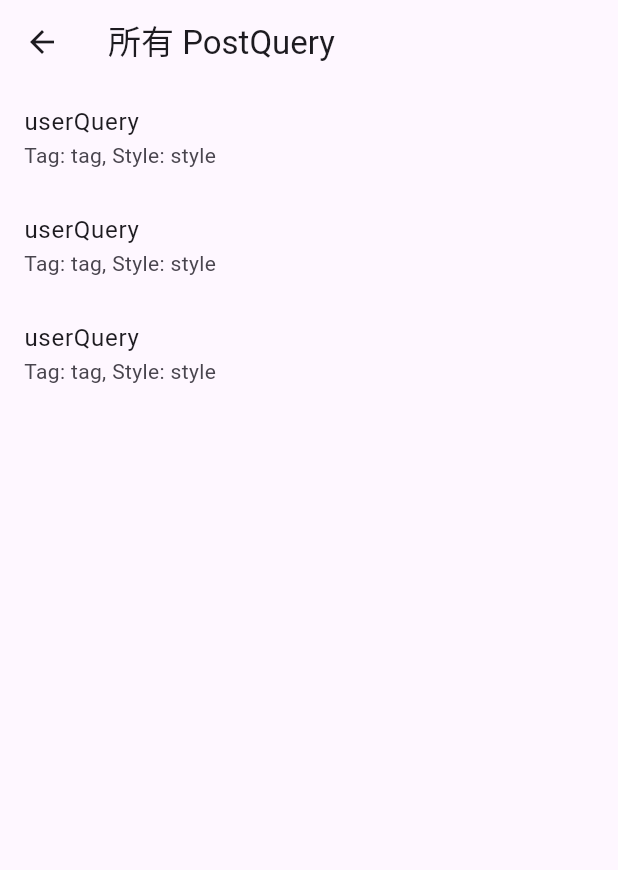
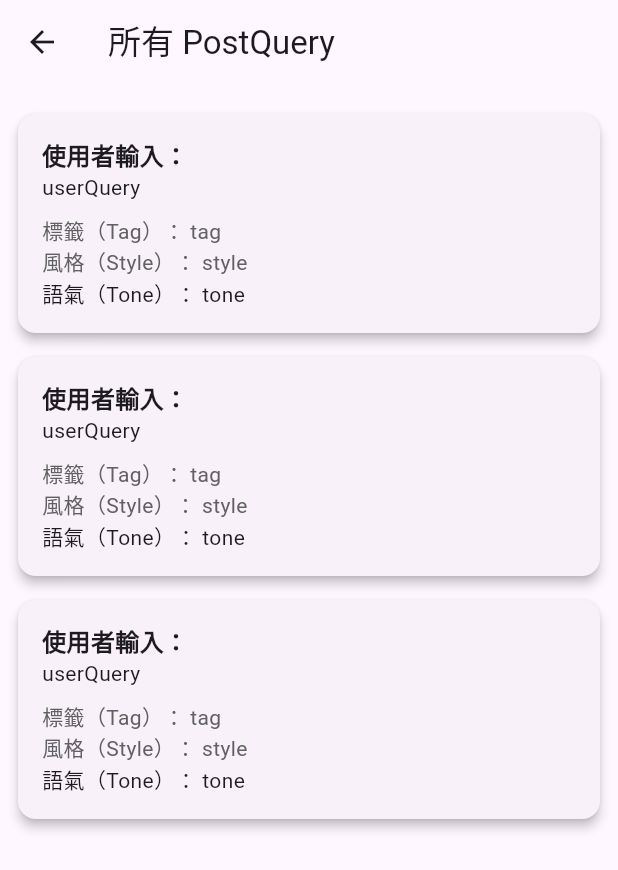
Before and after one commit to yuhsiang1117/threadsposter, a Flutter app: the HistoryPage screen opened directly, on a phone screen of 412 x 824 dp. Shown: the top 870 px of the screen. Run offline on Flutter 3.47's test engine with Material 3 defaults, Android fonts, the phone set to English and light mode, and no system bars; our stand-ins replace firebase_core, flutter_local_notifications, go_router, infinite_carousel, permission_handler; missing offline and left inert: dart:ffi; accounts and stored records are empty.

Commit message:
setting about user_setting, query record, local notification

```diff
--- /dev/null
+++ b/lib/widgets/setting/history.dart
@@ -0,0 +1,63 @@
+import 'package:flutter/material.dart';
+import 'package:provider/provider.dart';
+import 'package:threadsposter/services/post_query_provider.dart';
+import 'package:threadsposter/services/navigation.dart';
+
+class HistoryPage extends StatelessWidget {
+  const HistoryPage({super.key});
+
+  @override
+  Widget build(BuildContext context) {
+    final queries = context.watch<PostQueryProvider>().queries;
+
+    return Scaffold(
+      appBar: AppBar(
+        title: const Text('所有 PostQuery'),
+      ),
+      body: ListView.builder(
+        padding: const EdgeInsets.all(12),
+        itemCount: queries.length,
+        itemBuilder: (context, index) {
+          final query = queries[index];
+
+          return Material(
+            color: Colors.transparent,
+            borderRadius: BorderRadius.circular(12),
+            child: InkWell(
+              borderRadius: BorderRadius.circular(12),
+              onTap: () {
+                final navigationService = Provider.of<NavigationService>(context, listen: false);
+                navigationService.goPost(tone:query.tone);
+                Navigator.pop(context);
+              },
+              child: Card(
+                elevation: 3,
+                margin: const EdgeInsets.symmetric(vertical: 8),
+                shape: RoundedRectangleBorder(
+                  borderRadius: BorderRadius.circular(12),
+                ),
+                child: Padding(
+                  padding: const EdgeInsets.all(16),
+                  child: Column(
+                    crossAxisAlignment: CrossAxisAlignment.start,
+                    children: [
+                      Text('使用者輸入：',
+                          style: const TextStyle(fontWeight: FontWeight.bold, fontSize: 16)),
+                      Text(query.userQuery),
+                      const SizedBox(height: 8),
+                      Text('標籤（Tag）： ${query.tag}', style: TextStyle(color: Colors.grey[700])),
+                      Text('風格（Style）： ${query.style}', style: TextStyle(color: Colors.grey[700])),
+                      if (query.tone != null)
+                        Text('語氣（Tone）： ${query.tone}'),
+
+                    ],
+                  ),
+                ),
+              ),
+            ),
+          );
+        },
+      ),
+    );
+  }
+}
--- a/lib/widgets/setting/history_page.dart
+++ /dev/null
@@ -1,26 +0,0 @@
-import 'package:flutter/material.dart';
-import 'package:provider/provider.dart';
-import 'package:threadsposter/services/post_query_provider.dart';
-
-class HistoryPage extends StatelessWidget {
-  const HistoryPage({super.key});
-
-  @override
-  Widget build(BuildContext context) {
-    final queries = context.watch<PostQueryProvider>().queries;
-
-    return Scaffold(
-      appBar: AppBar(title: Text('所有 PostQuery')),
-      body: ListView.builder(
-        itemCount: queries.length,
-        itemBuilder: (context, index) {
-          final query = queries[index];
-          return ListTile(
-            title: Text(query.userQuery),
-            subtitle: Text('Tag: ${query.tag}, Style: ${query.style}'),
-          );
-        },
-      ),
-    );
-  }
-}
--- a/pubspec.yaml
+++ b/pubspec.yaml
@@ -28,6 +28,10 @@ environment:
 # the latest version available on pub.dev. To see which dependencies have newer
 # versions available, run `flutter pub outdated`.
 dependencies:
+  permission_handler: ^11.3.0
+  flutter_local_notifications: ^19.2.1
+  firebase_core: ^2.0.0
+  cloud_firestore: ^4.0.0
   flutter:
     sdk: flutter
   # The following adds the Cupertino Icons font to your application.
```
Also changed, not shown: lib/main.dart (+39 -1 lines), lib/widgets/setting/notification.dart (added, +86 -0 lines), lib/widgets/setting/setting_page.dart (+8 -2 lines), firebase.json (added), lib/firebase_options.dart (added), pubspec.lock, 7 other files.
